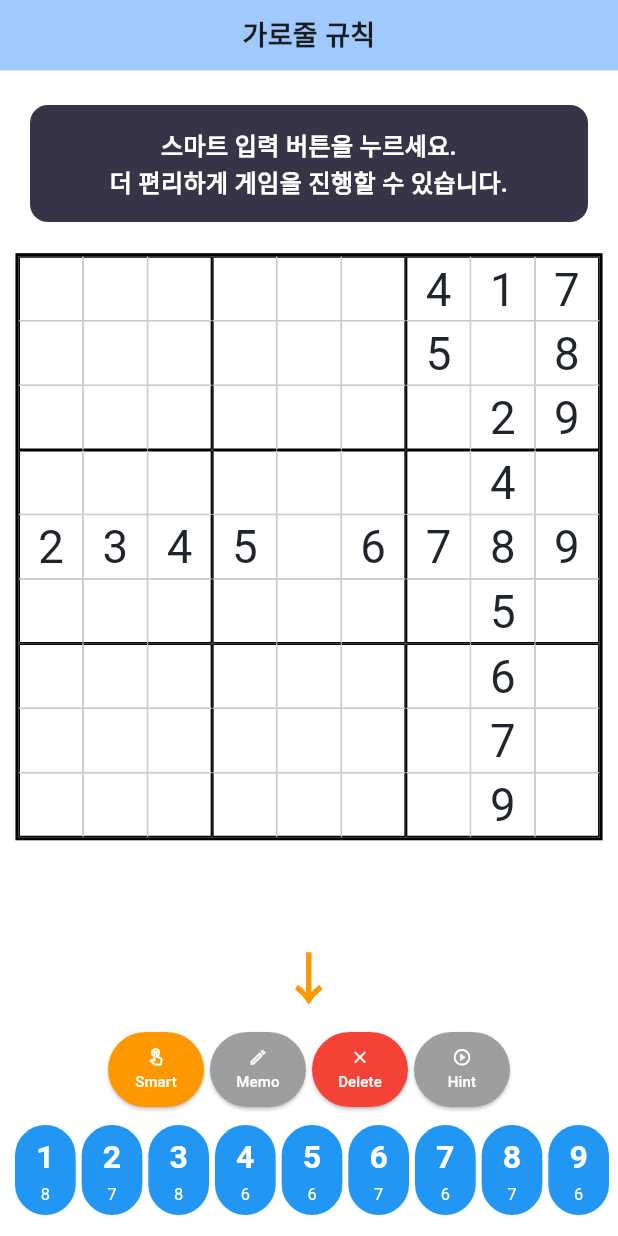
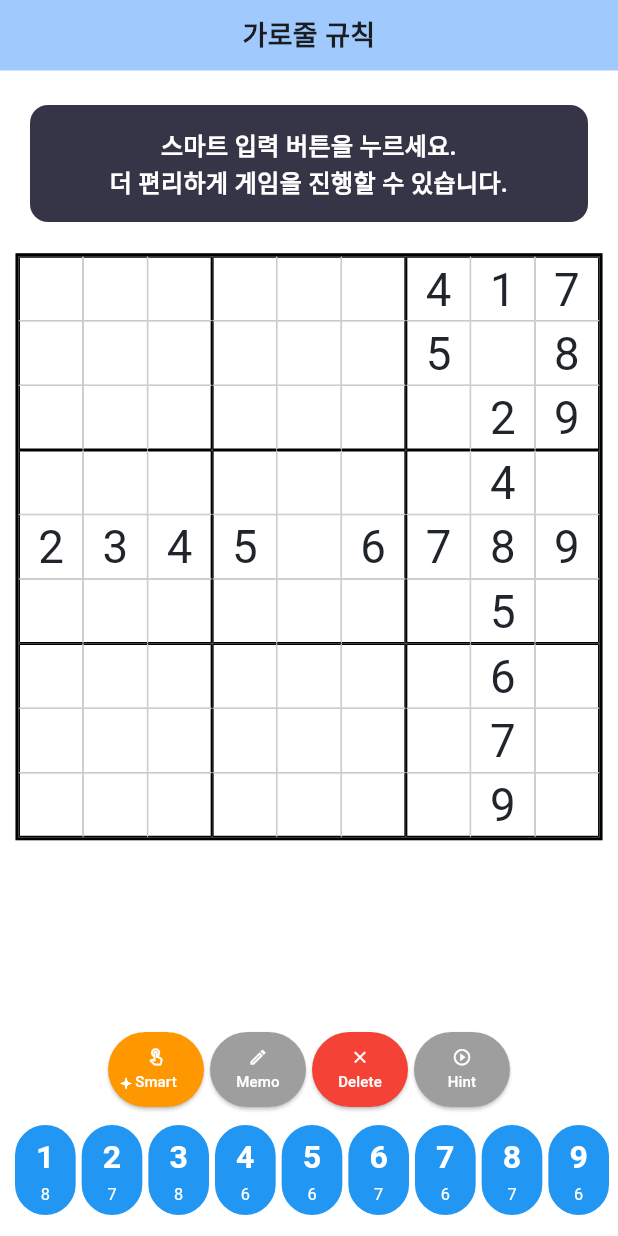
Before and after one commit to decay82/sudokimeki, a Flutter app: the TutorialScreen screen opened directly with empty values, after a tap on an icon or button, on a phone screen of 412 x 824 dp. Run offline on Flutter 3.47's test engine with Material 3 defaults, Android fonts, the phone set to English and light mode, and no system bars; our stand-ins replace audioplayers, confetti, firebase_analytics, firebase_core, google_mobile_ads, shared_preferences; missing offline and left inert: in_app_update; accounts and stored records are empty; network calls fail; statements that could not run were skipped.

Commit message:
튜토리얼 화살표 제거 및 별 파티클 스파클 이펙트 적용
- 튜토리얼 유도 화살표(↓) 전체 제거
- TutorialSparkleWrapper 구현: 버튼/셀 내부에서 노란색·흰색 별이 랜덤하게 반짝이는 CustomPainter 애니메이션
- 스마트 버튼, 숫자 버튼, 보드 타겟 셀에 스파클 이펙트 적용
- 파티클 8개, 독립 페이즈로 자연스러운 깜빡임 구현

Co-Authored-By: Claude Sonnet 4.6 <noreply@anthropic.com>

```diff
--- a/lib/widgets/number_pad.dart
+++ b/lib/widgets/number_pad.dart
@@ -2,6 +2,7 @@ import 'package:flutter/material.dart';
 import 'package:provider/provider.dart';
 import '../models/sudoku_game.dart';
 import '../l10n/app_localizations.dart';
+import 'tutorial_glow.dart';
 
 class NumberPad extends StatelessWidget {
   const NumberPad({super.key});
@@ -41,6 +42,8 @@ class NumberPad extends StatelessWidget {
               children: [
                 // 스마트 입력 버튼
                 Flexible(
+                  child: TutorialSparkleWrapper(
+                    isActive: game.isTutorialMode && game.tutorialAllowSmartButton,
                     child: _buildFunctionButton(
                       onPressed: game.isTutorialMode && !game.tutorialAllowSmartButton
                           ? () {}
@@ -53,6 +56,7 @@ class NumberPad extends StatelessWidget {
                       isActive: game.isSmartInputMode,
                       activeColor: Colors.purple,
                       isHighlighted: game.isTutorialMode && game.tutorialAllowSmartButton,
+                    ),
                   ),
                 ),
                 const SizedBox(width: 4),
@@ -147,6 +151,8 @@ class NumberPad extends StatelessWidget {
 
                     return Padding(
                       padding: EdgeInsets.symmetric(horizontal: spacing / 2),
+                      child: TutorialSparkleWrapper(
+                        isActive: isTutorialTarget,
                         child: SizedBox(
                           width: buttonWidth,
                           height: buttonHeight,
@@ -190,6 +196,7 @@ class NumberPad extends StatelessWidget {
                                   ),
                                 ),
                               ],
+                            ),
                           ),
                         ),
                       ),
--- a/lib/widgets/sudoku_board.dart
+++ b/lib/widgets/sudoku_board.dart
@@ -1,6 +1,7 @@
 import 'package:flutter/material.dart';
 import 'package:provider/provider.dart';
 import '../models/sudoku_game.dart';
+import 'tutorial_glow.dart';
 
 class SudokuBoard extends StatelessWidget {
   const SudokuBoard({super.key});
@@ -135,7 +136,9 @@ class SudokuBoard extends StatelessWidget {
                                   }
                                 }
                               : null,
-                          child: Container(
+                          child: TutorialSparkleWrapper(
+                            isActive: isTutorialTarget,
+                            child: Container(
                             decoration: BoxDecoration(
                               color: bgColor,
                               border: Border(
@@ -200,6 +203,7 @@ class SudokuBoard extends StatelessWidget {
                               ],
                             ),
                           ),
+                        ),
                         ),
                       );
                     }),
--- /dev/null
+++ b/lib/widgets/tutorial_glow.dart
@@ -0,0 +1,143 @@
+import 'dart:math';
+import 'package:flutter/material.dart';
+
+class TutorialSparkleWrapper extends StatefulWidget {
+  final Widget child;
+  final bool isActive;
+
+  const TutorialSparkleWrapper({
+    super.key,
+    required this.child,
+    required this.isActive,
+  });
+
+  @override
+  State<TutorialSparkleWrapper> createState() => _TutorialSparkleWrapperState();
+}
+
+class _TutorialSparkleWrapperState extends State<TutorialSparkleWrapper>
+    with SingleTickerProviderStateMixin {
+  late AnimationController _controller;
+  late List<_StarParticle> _particles;
+
+  @override
+  void initState() {
+    super.initState();
+    _controller = AnimationController(
+      duration: const Duration(milliseconds: 1800),
+      vsync: this,
+    );
+    _particles = List.generate(8, (_) => _StarParticle(Random()));
+    if (widget.isActive) {
+      _controller.repeat();
+    }
+  }
+
+  @override
+  void didUpdateWidget(TutorialSparkleWrapper oldWidget) {
+    super.didUpdateWidget(oldWidget);
+    if (widget.isActive && !_controller.isAnimating) {
+      _controller.repeat();
+    } else if (!widget.isActive && _controller.isAnimating) {
+      _controller.stop();
+      _controller.reset();
+    }
+  }
+
+  @override
+  void dispose() {
+    _controller.dispose();
+    super.dispose();
+  }
+
+  @override
+  Widget build(BuildContext context) {
+    if (!widget.isActive) return widget.child;
+
+    return Stack(
+      children: [
+        widget.child,
+        Positioned.fill(
+          child: IgnorePointer(
+            child: AnimatedBuilder(
+              animation: _controller,
+              builder: (context, _) {
+                return CustomPaint(
+                  painter: _SparklePainter(
+                    particles: _particles,
+                    progress: _controller.value,
+                  ),
+                );
+              },
+            ),
+          ),
+        ),
+      ],
+    );
+  }
+}
+
+class _StarParticle {
+  final double x;     // 버튼 내 상대 위치 0.0~1.0
+  final double y;
+  final double size;
+  final double phase; // 독립 깜빡임 타이밍 오프셋
+  final Color color;
+
+  _StarParticle(Random random)
+      : x = 0.1 + random.nextDouble() * 0.8,
+        y = 0.1 + random.nextDouble() * 0.8,
+        size = 3.0 + random.nextDouble() * 4.0,
+        phase = random.nextDouble(),
+        color = random.nextBool() ? Colors.yellow : Colors.white;
+}
+
+class _SparklePainter extends CustomPainter {
+  final List<_StarParticle> particles;
+  final double progress;
+
+  _SparklePainter({required this.particles, required this.progress});
+
+  @override
+  void paint(Canvas canvas, Size size) {
+    final paint = Paint()..style = PaintingStyle.fill;
+
+    for (final p in particles) {
+      final phase = (progress + p.phase) % 1.0;
+      final opacity = sin(phase * 2 * pi) * 0.5 + 0.5;
+      if (opacity < 0.08) continue;
+
+      paint.color = p.color.withValues(alpha: opacity.clamp(0.0, 1.0));
+
+      final cx = p.x * size.width;
+      final cy = p.y * size.height;
+      final s = p.size * opacity;
+
+      _drawStar(canvas, paint, cx, cy, s);
+    }
+  }
+
+  void _drawStar(Canvas canvas, Paint paint, double cx, double cy, double s) {
+    final path = Path();
+    const arms = 4;
+    final outerR = s;
+    final innerR = s * 0.35;
+
+    for (int i = 0; i < arms * 2; i++) {
+      final angle = i * pi / arms - pi / 2;
+      final r = i.isEven ? outerR : innerR;
+      final x = cx + r * cos(angle);
+      final y = cy + r * sin(angle);
+      if (i == 0) {
+        path.moveTo(x, y);
+      } else {
+        path.lineTo(x, y);
+      }
+    }
+    path.close();
+    canvas.drawPath(path, paint);
+  }
+
+  @override
+  bool shouldRepaint(_SparklePainter old) => true;
+}
```
Also changed, not shown: lib/screens/tutorial_screen.dart (+11 -110 lines). Lines whose indentation alone changed are shown as unchanged.
